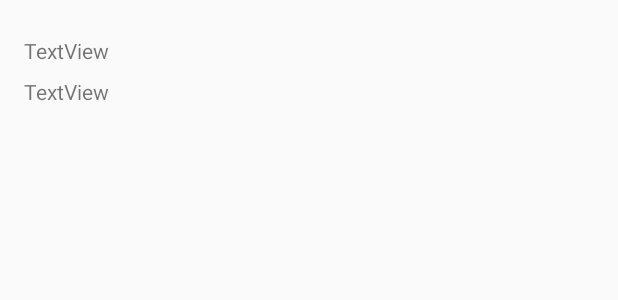
After one commit to owuor91/posts-mvvm, an Android app: the layout activity_comments.xml on its own in the app's theme, with its tools: preview values and no code run, on a phone screen of 412 x 824 dp. The commit adds this screen. Shown: the top 300 px of the screen. Run offline under Robolectric (Android 15) with nearby library versions, the phone set to English and light mode, and no system bars; network calls fail.

Commit message:
add comment activity linked on post click

```diff
--- a/app/src/main/AndroidManifest.xml
+++ b/app/src/main/AndroidManifest.xml
@@ -1,7 +1,8 @@
 <?xml version="1.0" encoding="utf-8"?>
 <manifest xmlns:android="http://schemas.android.com/apk/res/android"
     package="ke.co.postsmvvm">
-  <uses-permission android:name="android.permission.INTERNET"/>
+
+    <uses-permission android:name="android.permission.INTERNET" />
 
     <application
         android:name=".PostsApp"
@@ -11,6 +12,7 @@
         android:roundIcon="@mipmap/ic_launcher_round"
         android:supportsRtl="true"
         android:theme="@style/AppTheme">
+        <activity android:name=".ui.CommentsActivity"></activity>
         <activity android:name=".ui.MainActivity">
             <intent-filter>
                 <action android:name="android.intent.action.MAIN" />
--- a/app/src/main/java/ke/co/postsmvvm/ui/PostsRvAdapter.kt
+++ b/app/src/main/java/ke/co/postsmvvm/ui/PostsRvAdapter.kt
@@ -8,7 +8,7 @@ import ke.co.postsmvvm.R
 import ke.co.postsmvvm.models.Post
 import kotlinx.android.synthetic.main.row_post_item.view.*
 
-class PostsRvAdapter(var postsList: List<Post>) :
+class PostsRvAdapter(var postsList: List<Post>, var postItemClickListener: PostItemClickListener) :
     RecyclerView.Adapter<PostsRvAdapter.PostsViewHolder>() {
 
     override fun onCreateViewHolder(parent: ViewGroup, viewType: Int): PostsViewHolder {
@@ -22,6 +22,9 @@ class PostsRvAdapter(var postsList: List<Post>) :
         holder.rowView.tvTitle.text = post.title
         holder.rowView.tvBody.text = post.body
         holder.rowView.tvUserId.text = post.userId.toString()
+        holder.rowView.setOnClickListener {
+            postItemClickListener.onItemClick(post)
+        }
     }
 
     override fun getItemCount(): Int {
--- /dev/null
+++ b/app/src/main/res/layout/activity_comments.xml
@@ -0,0 +1,46 @@
+<?xml version="1.0" encoding="utf-8"?>
+<androidx.constraintlayout.widget.ConstraintLayout xmlns:android="http://schemas.android.com/apk/res/android"
+    xmlns:app="http://schemas.android.com/apk/res-auto"
+    xmlns:tools="http://schemas.android.com/tools"
+    android:layout_width="match_parent"
+    android:layout_height="match_parent"
+    tools:context=".ui.CommentsActivity">
+
+    <TextView
+        android:id="@+id/tvTitle"
+        android:layout_width="wrap_content"
+        android:layout_height="wrap_content"
+        android:layout_marginStart="16dp"
+        android:layout_marginTop="24dp"
+        android:layout_marginEnd="16dp"
+        android:text="TextView"
+        app:layout_constraintEnd_toEndOf="parent"
+        app:layout_constraintHorizontal_bias="0.0"
+        app:layout_constraintStart_toStartOf="parent"
+        app:layout_constraintTop_toTopOf="parent" />
+
+    <TextView
+        android:id="@+id/tvBody"
+        android:layout_width="wrap_content"
+        android:layout_height="wrap_content"
+        android:layout_marginStart="16dp"
+        android:layout_marginTop="8dp"
+        android:layout_marginEnd="16dp"
+        android:text="TextView"
+        app:layout_constraintEnd_toEndOf="parent"
+        app:layout_constraintHorizontal_bias="0.0"
+        app:layout_constraintStart_toStartOf="parent"
+        app:layout_constraintTop_toBottomOf="@+id/tvTitle" />
+
+    <androidx.recyclerview.widget.RecyclerView
+        android:id="@+id/rvComments"
+        android:layout_width="0dp"
+        android:layout_height="0dp"
+        android:layout_marginStart="16dp"
+        android:layout_marginTop="16dp"
+        android:layout_marginEnd="16dp"
+        app:layout_constraintBottom_toBottomOf="parent"
+        app:layout_constraintEnd_toEndOf="parent"
+        app:layout_constraintStart_toStartOf="parent"
+        app:layout_constraintTop_toBottomOf="@+id/tvBody" />
+</androidx.constraintlayout.widget.ConstraintLayout>
--- a/app/src/main/res/layout/activity_main.xml
+++ b/app/src/main/res/layout/activity_main.xml
@@ -11,8 +11,8 @@
 
     <androidx.recyclerview.widget.RecyclerView
         android:id="@+id/rvPosts"
-        android:layout_width="409dp"
-        android:layout_height="729dp"
+        android:layout_width="0dp"
+        android:layout_height="0dp"
         app:layout_constraintBottom_toBottomOf="parent"
         app:layout_constraintEnd_toEndOf="parent"
         app:layout_constraintStart_toStartOf="parent"
--- a/app/src/main/res/values/strings.xml
+++ b/app/src/main/res/values/strings.xml
@@ -1,3 +1,3 @@
 <resources>
-  <string name="app_name">PostsMvvm</string>
+    <string name="app_name">PostsMvvm</string>
 </resources>
```
Also changed, not shown: app/src/main/java/ke/co/postsmvvm/ui/CommentsActivity.kt (added, +16 -0 lines), app/src/main/java/ke/co/postsmvvm/ui/MainActivity.kt (+10 -2 lines), app/src/main/java/ke/co/postsmvvm/ui/PostItemClickListener.kt (added, +7 -0 lines). Lines whose indentation alone changed are shown as unchanged.
